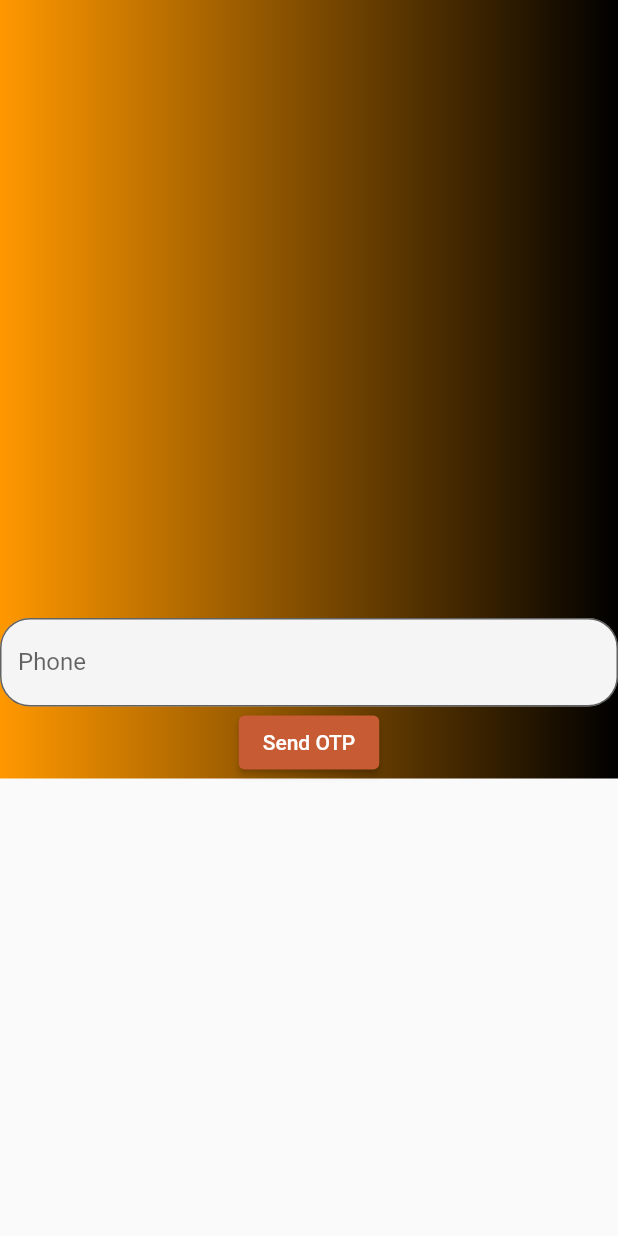
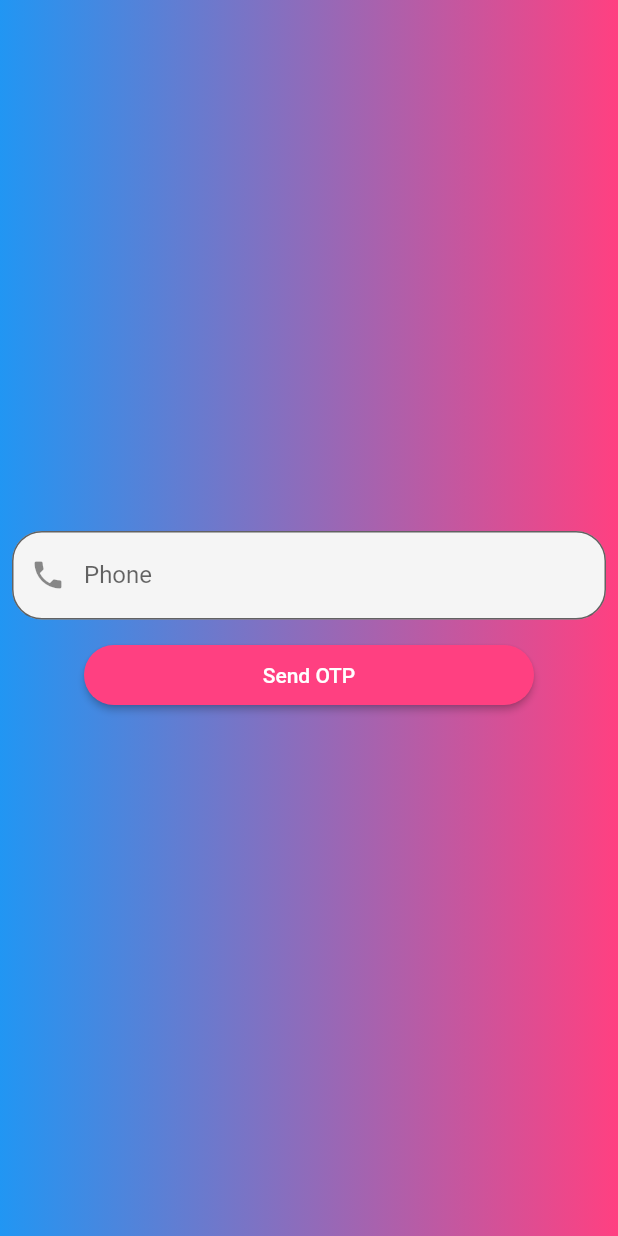
Before and after one commit to taurusaman/bmi-health-app, a Flutter app: the screen it shows after launch, after a tap on "Send OTP", on a phone screen of 412 x 824 dp. Run offline on Flutter 3.47's test engine with Material 2 defaults, Android fonts, the phone set to English and light mode, and no system bars; our stand-ins replace firebase_auth, firebase_core; accounts and stored records are empty; network calls fail.

Commit message:
phone auth and some screens added and issues resolved

```diff
--- a/lib/main.dart
+++ b/lib/main.dart
@@ -3,11 +3,16 @@ import 'package:bmi_calculator/screens/loginscreen.dart';
 import 'package:bmi_calculator/screens/otpscreen.dart';
 import 'package:firebase_core/firebase_core.dart';
 import 'package:flutter/material.dart';
+import 'package:firebase_auth/firebase_auth.dart';
+
+import 'firebase_options.dart';
 
 void main() async {
   // Initialize Firebase
   WidgetsFlutterBinding.ensureInitialized();
-  await Firebase.initializeApp();
+  await Firebase.initializeApp(
+     options: DefaultFirebaseOptions.currentPlatform,
+  );
   runApp(BMIApp());
 }
 
--- a/lib/screens/home.dart
+++ b/lib/screens/home.dart
@@ -17,6 +17,7 @@ class _HomeScreenState extends State<HomeScreen> {
             style: TextStyle(fontSize: 33, fontWeight: FontWeight.bold)),
       ),
       body: Container(
+        decoration: BoxDecoration(gradient: LinearGradient(colors: [Colors.pink,Colors.blue])),
         child: Column(
           children: [
             Text(
@@ -24,6 +25,9 @@ class _HomeScreenState extends State<HomeScreen> {
           ],
         ),
       ),
+      drawer: Drawer(
+
+      ),
     );
   }
 }
--- a/lib/screens/loginscreen.dart
+++ b/lib/screens/loginscreen.dart
@@ -15,55 +15,66 @@ class _MyLoginscreenState extends State<MyLoginscreen> {
   @override
   Widget build(BuildContext context) {
     return Scaffold(
-        body: SingleChildScrollView(
-            child: Container(
+      body: Container(
         decoration: BoxDecoration(
-                    gradient:
-                        LinearGradient(colors: [Colors.orange, Colors.black])),
-                padding: EdgeInsets.only(
-                    top: MediaQuery.of(context).size.height * 0.5),
-                child: Column(children: [
+          gradient: LinearGradient(colors: [Colors.blue, Colors.pinkAccent]),
+        ),
+        child: Padding(
+          padding: const EdgeInsets.all(8.0),
+          child: Center(
+            child: Column(
+              mainAxisAlignment: MainAxisAlignment.center,
+              children: [
                 TextFormField(
                     controller: loginphonecontroller,
                     decoration: InputDecoration(
+                        prefixIcon: Icon(Icons.phone),
                         fillColor: Colors.grey.shade100,
                         filled: true,
                         labelText: 'Phone',
                         hintText: 'Enter Phone Number',
                         border: OutlineInputBorder(
                             borderRadius: BorderRadius.circular(20)))),
-                  ElevatedButton(
+                SizedBox(height: 17),
+                SizedBox(
+                  width: 300,
+                  height: 40,
+                  child: ElevatedButton(
                     style: ElevatedButton.styleFrom(
-                      backgroundColor: Color.fromARGB(255, 199, 91, 52),
-                    ),
+                        backgroundColor: Colors.pinkAccent,
+                        shadowColor: Colors.black,
+                        shape: RoundedRectangleBorder(
+                          borderRadius: BorderRadius.circular(30),
+                        )),
                     onPressed: () async {
-
                       try {
                         FirebaseAuth auth = FirebaseAuth.instance;
                         String phoneNumber =
                             '+91' + loginphonecontroller.text.trim();
 
-
-                        await FirebaseAuth.instance.verifyPhoneNumber(
-                            verificationCompleted: (PhoneAuthCredential credential) async {
+                        await auth.verifyPhoneNumber(
+                          phoneNumber: phoneNumber,
+                          verificationCompleted:
+                              (PhoneAuthCredential credential) async {
                             // Verification completed automatically (not required in this case).
                           },
                           verificationFailed: (FirebaseAuthException e) {
                             // Handle verification failure.
                             print('Verification failed: ${e.message}');
                           },
-                    codeSent: (String verificationId, [int? forceResendingToken]) {
+                          codeSent: (String verificationId,
+                              [int? forceResendingToken]) {
                             // Navigate to VerifyOtpScreen with verificationId to use later.
                             Navigator.pushReplacement(
                               context,
                               MaterialPageRoute(
-                          builder: (context) => VerifyOtpScreen(verificationId),
+                                builder: (context) =>
+                                    VerifyOtpScreen(verificationId),
                               ),
                             );
                           },
                           codeAutoRetrievalTimeout: (String verificationId) {
                             // Auto-resolution timed out and the verification request has not been resolved.
-                      // Handle this scenario if needed.
                           },
                         );
                       } catch (e) {
@@ -73,12 +84,12 @@ class _MyLoginscreenState extends State<MyLoginscreen> {
                     },
                     child: Text('Send OTP'),
                   ),
+                ),
               ],
             ),
           ),
-
-
-     ) );
-
+        ),
+      ),
+    );
   }
 }
--- a/pubspec.yaml
+++ b/pubspec.yaml
@@ -14,8 +14,8 @@ dependencies:
   firebase_core: ^2.15.0
   flutter:       # Required for every Flutter project
     sdk: flutter # Required for every Flutter project
-hexcolor: ^2.0.7
-cupertino_icons: ^1.0.2 # Only required if you use Cupertino (iOS style) icons
+#hexcolor: ^2.0.7
+#cupertino_icons: ^1.0.2 # Only required if you use Cupertino (iOS style) icons
 
 dev_dependencies:
   flutter_test:
```
Also changed, not shown: lib/screens/aboutt.dart (added, +95 -0 lines), lib/screens/faq.dart (added, +38 -0 lines), lib/screens/otpscreen.dart (+5 -5 lines), lib/firebase_options.dart, 1 other file. Lines whose indentation alone changed are shown as unchanged.
